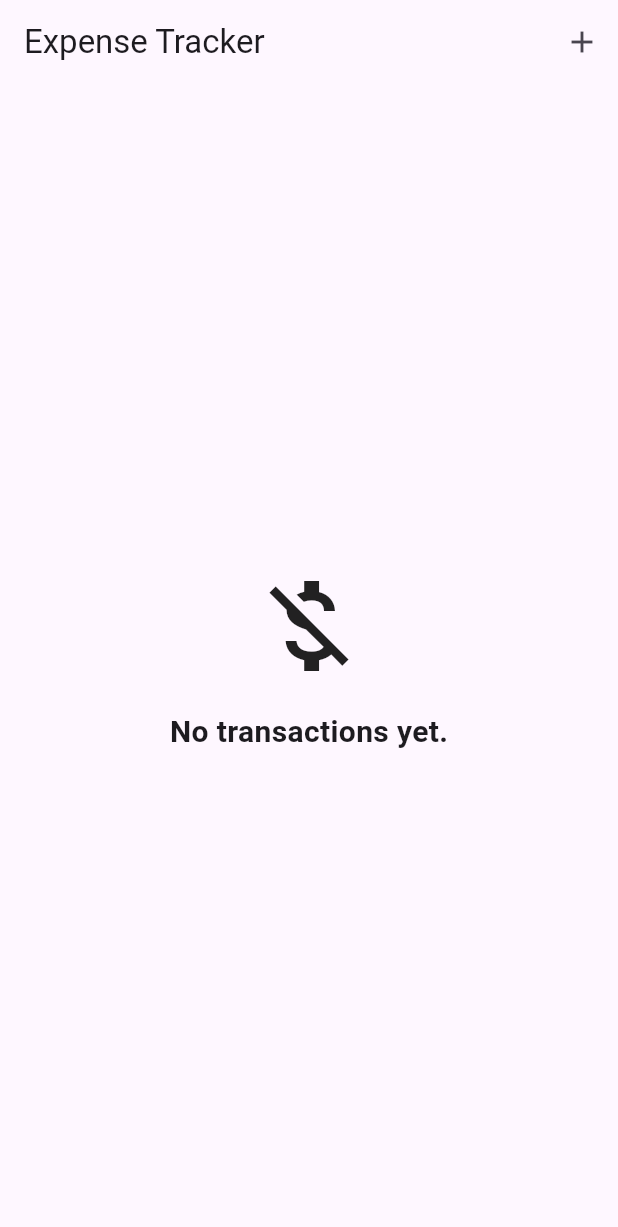
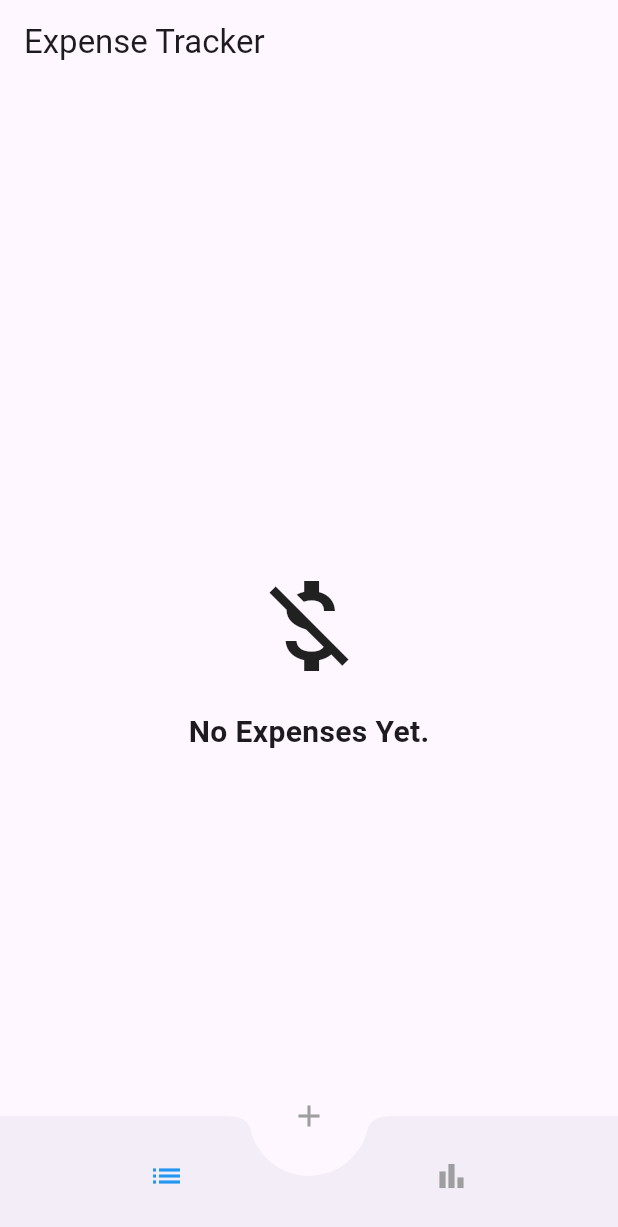
Before and after one commit to eng-mohamed-ibrahem/expense_tracker_app, a Flutter app: the screen it shows after launch, on a phone screen of 412 x 824 dp. Shown: the top 1227 px of the screen. Run offline on Flutter 3.47's test engine with Material 3 defaults, Android fonts, the phone set to English and light mode, and no system bars; our stand-ins replace equatable, fl_chart, flutter_bloc, freezed_annotation, get_it, shared_preferences.

Commit message:
Add MainNavCubit for navigation state management; update category enum with colors and enhance UI components

```diff
--- a/lib/core/enum/category_enum.dart
+++ b/lib/core/enum/category_enum.dart
@@ -1,14 +1,17 @@
+import 'package:flutter/material.dart';
+
 enum CategoryEnum {
-  food("Food"),
-  transport("Transportation"),
-  entertainment("Entertainment"),
-  shopping("Shopping"),
-  utilities("Utilities"),
-  health("Healthcare"),
-  education("Education"),
-  others("Others");
+  food("Food", Colors.red),
+  transport("Transportation", Colors.blue),
+  entertainment("Entertainment", Colors.purple),
+  shopping("Shopping", Colors.orange),
+  utilities("Utilities", Colors.green),
+  health("Healthcare", Colors.teal),
+  education("Education", Colors.yellow),
+  others("Others", Colors.grey);
 
   final String name;
+  final Color color;
 
-  const CategoryEnum(this.name);
+  const CategoryEnum(this.name, this.color);
 }
--- /dev/null
+++ b/lib/cubit/main_nav_cubit/main_nav_cubit.dart
@@ -0,0 +1,15 @@
+import 'package:equatable/equatable.dart';
+import 'package:flutter_bloc/flutter_bloc.dart';
+
+part 'main_nav_state.dart';
+
+class MainNavCubit extends Cubit<MainNavState> {
+  MainNavCubit() : super(MainNavInitial());
+
+  int index = 0;
+
+  void changeNavTap(int index) {
+    this.index = index;
+    emit(ChangeNavTap(index));
+  }
+}
--- /dev/null
+++ b/lib/cubit/main_nav_cubit/main_nav_state.dart
@@ -0,0 +1,17 @@
+part of 'main_nav_cubit.dart';
+
+abstract class MainNavState extends Equatable {
+  const MainNavState();
+}
+
+class MainNavInitial extends MainNavState {
+  @override
+  List<Object> get props => [];
+}
+
+class ChangeNavTap extends MainNavState {
+  final int index;
+  const ChangeNavTap(this.index);
+  @override
+  List<Object> get props => [index];
+}
--- a/lib/root_app.dart
+++ b/lib/root_app.dart
@@ -1,7 +1,8 @@
 import 'package:expense_tracker_app/core/di/inject.dart';
 import 'package:expense_tracker_app/cubit/expense_cubit/expense_cubit.dart';
+import 'package:expense_tracker_app/cubit/main_nav_cubit/main_nav_cubit.dart';
 import 'package:expense_tracker_app/repository/expense_repo/expense_repo_interface.dart';
-import 'package:expense_tracker_app/views/screens/home_screen.dart';
+import 'package:expense_tracker_app/views/screens/main_screen.dart';
 import 'package:flutter/material.dart';
 import 'package:flutter_bloc/flutter_bloc.dart';
 
@@ -10,23 +11,25 @@ class RootApp extends StatelessWidget {
 
   @override
   Widget build(BuildContext context) {
-    return BlocProvider(
-      lazy: false,
-      create: (context) => ExpenseCubit(
-        expenseRepository: inject<ExpenseRepository>(),
-      )..fetchAllExpenses(),
+    return MultiBlocProvider(
+      providers: [
+        BlocProvider(
+          lazy: false,
+          create: (context) => ExpenseCubit(
+            expenseRepository: inject<ExpenseRepository>(),
+          )..fetchAllExpenses(),
+        ),
+        BlocProvider(
+          create: (context) => MainNavCubit(),
+        ),
+      ],
       child: MaterialApp(
         title: 'Expense Tracker',
         debugShowCheckedModeBanner: false,
         theme: ThemeData(
           primarySwatch: Colors.blue,
         ),
-        home: BlocProvider(
-          create: (context) => ExpenseCubit(
-            expenseRepository: inject<ExpenseRepository>(),
-          ),
-          child: const HomeScreen(),
-        ),
+        home: const MainScreen(),
       ),
     );
   }
--- a/lib/views/screens/add_expense_screen.dart
+++ b/lib/views/screens/add_expense_screen.dart
@@ -1,6 +1,7 @@
 import 'package:expense_tracker_app/core/utils/expense_builder/expense_builder.dart';
 import 'package:expense_tracker_app/core/utils/validators/validators.dart';
 import 'package:expense_tracker_app/cubit/expense_cubit/expense_cubit.dart';
+import 'package:expense_tracker_app/cubit/main_nav_cubit/main_nav_cubit.dart';
 import 'package:expense_tracker_app/views/widgets/category_drop_down.dart';
 import 'package:expense_tracker_app/views/widgets/expense_date_picker.dart';
 import 'package:expense_tracker_app/views/widgets/expense_form_field.dart';
@@ -103,8 +104,7 @@ class _AddExpenseScreenState extends State<AddExpenseScreen> {
         if (state is AddExpenseSuccess) {
           _showSuccessMessage();
           _resetForm();
-          Navigator.pop(context);
-          context.read<ExpenseCubit>().fetchAllExpenses();
+          context.read<MainNavCubit>().changeNavTap(0);
         }
         if (state is AddExpenseFailed) {
           ScaffoldMessenger.of(context).showSnackBar(
--- a/lib/views/screens/home_screen.dart
+++ b/lib/views/screens/home_screen.dart
@@ -1,8 +1,8 @@
 import 'package:expense_tracker_app/cubit/expense_cubit/expense_cubit.dart';
+import 'package:expense_tracker_app/views/widgets/expense_card.dart';
 import 'package:flutter/material.dart';
 import 'package:flutter_bloc/flutter_bloc.dart';
-
-import 'add_expense_screen.dart';
+import 'package:intl/intl.dart';
 
 class HomeScreen extends StatelessWidget {
   const HomeScreen({super.key});
@@ -12,15 +12,6 @@ class HomeScreen extends StatelessWidget {
     return Scaffold(
       appBar: AppBar(
         title: const Text('Expense Tracker'),
-        actions: [
-          IconButton(
-            icon: const Icon(Icons.add),
-            onPressed: () => Navigator.push(
-              context,
-              MaterialPageRoute(builder: (_) => const AddExpenseScreen()),
-            ),
-          ),
-        ],
       ),
       body: BlocBuilder<ExpenseCubit, ExpenseState>(
         builder: (context, state) {
@@ -43,7 +34,7 @@ class HomeScreen extends StatelessWidget {
                       ),
                       SizedBox(height: 16),
                       Text(
-                        'No transactions yet.',
+                        'No Expenses Yet.',
                         style: TextStyle(
                           fontSize: 20,
                           fontWeight: FontWeight.bold,
@@ -65,7 +56,7 @@ class HomeScreen extends StatelessWidget {
                             return const CircularProgressIndicator();
                           }
                           return Text(
-                            'Total Expenses: \$${snapshot.data!.toStringAsFixed(2)}',
+                            'Total Expenses: \$ ${NumberFormat('#,##0.00').format(snapshot.data)}',
                             style: const TextStyle(
                                 fontSize: 20, fontWeight: FontWeight.bold),
                           );
@@ -77,16 +68,13 @@ class HomeScreen extends StatelessWidget {
                         itemCount: expenses.length,
                         itemBuilder: (context, index) {
                           final expense = expenses[index];
-                          return ListTile(
-                            title: Text(expense.description),
-                            subtitle: Text(
-                                '${expense.category} - \$${expense.amount.toStringAsFixed(2)}'),
-                            trailing: IconButton(
-                              icon: const Icon(Icons.delete),
-                              onPressed: () => context
+                          return ExpenseCard(
+                            expense: expense,
+                            onDelete: () {
+                              context
                                   .read<ExpenseCubit>()
-                                  .deleteExpense(expense.id),
-                            ),
+                                  .deleteExpense(expense.id);
+                            },
                           );
                         },
                       ),
--- /dev/null
+++ b/lib/views/screens/main_screen.dart
@@ -0,0 +1,85 @@
+import 'package:expense_tracker_app/cubit/main_nav_cubit/main_nav_cubit.dart';
+import 'package:expense_tracker_app/views/screens/add_expense_screen.dart';
+import 'package:expense_tracker_app/views/screens/home_screen.dart';
+import 'package:expense_tracker_app/views/screens/report_screen.dart';
+import 'package:flutter/material.dart';
+import 'package:flutter_bloc/flutter_bloc.dart';
+
+class MainScreen extends StatefulWidget {
+  const MainScreen({super.key});
+
+  @override
+  State<MainScreen> createState() => _MainScreenState();
+}
+
+class _MainScreenState extends State<MainScreen> {
+  int _selectedIndex = 0;
+
+  final List<Widget> _screens = [
+    const HomeScreen(),
+    const AddExpenseScreen(),
+    const ReportScreen(),
+  ];
+
+  void _onItemTapped(int index) {
+    context.read<MainNavCubit>().changeNavTap(index);
+    _selectedIndex = context.read<MainNavCubit>().index;
+  }
+
+  @override
+  Widget build(BuildContext context) {
+    return BlocBuilder<MainNavCubit, MainNavState>(
+      builder: (context, state) {
+        _selectedIndex = context.read<MainNavCubit>().index;
+
+        return Scaffold(
+          extendBody: true,
+          body: _screens[_selectedIndex],
+          floatingActionButtonLocation:
+              FloatingActionButtonLocation.centerDocked,
+          floatingActionButton: IconButton(
+            style: IconButton.styleFrom(
+              fixedSize: const Size(56, 56),
+            ),
+            icon: Icon(
+              Icons.add,
+              color: _selectedIndex == 1 ? Colors.blue : Colors.grey,
+            ),
+            onPressed: () => _onItemTapped(1),
+            tooltip: 'Add Expense',
+          ),
+          bottomNavigationBar: BottomAppBar(
+            shape: const CircularNotchedRectangle(),
+            clipBehavior: Clip.antiAlias,
+            notchMargin: 12,
+            child: Row(
+              mainAxisAlignment: MainAxisAlignment.spaceAround,
+              children: [
+                IconButton(
+                  icon: Icon(
+                    Icons.list,
+                    color: _selectedIndex == 0 ? Colors.blue : Colors.grey,
+                  ),
+                  onPressed: () {
+                    _onItemTapped(0);
+                  },
+                  tooltip: 'Expenses',
+                ),
+                IconButton(
+                  icon: Icon(
+                    Icons.bar_chart,
+                    color: _selectedIndex == 2 ? Colors.blue : Colors.grey,
+                  ),
+                  onPressed: () {
+                    _onItemTapped(2);
+                  },
+                  tooltip: 'Reports',
+                ),
+              ],
+            ),
+          ),
+        );
+      },
+    );
+  }
+}
--- a/pubspec.yaml
+++ b/pubspec.yaml
@@ -43,6 +43,7 @@ dependencies:
   intl: ^0.20.2
   equatable: ^2.0.7
   dartz: ^0.10.1
+  fl_chart: ^0.70.2
 
 dev_dependencies:
   flutter_test:
```
Also changed, not shown: lib/views/screens/report_screen.dart (added, +115 -0 lines), lib/views/widgets/category_indicator.dart (added, +44 -0 lines), lib/views/widgets/expense_card.dart (+33 -20 lines), pubspec.lock.
